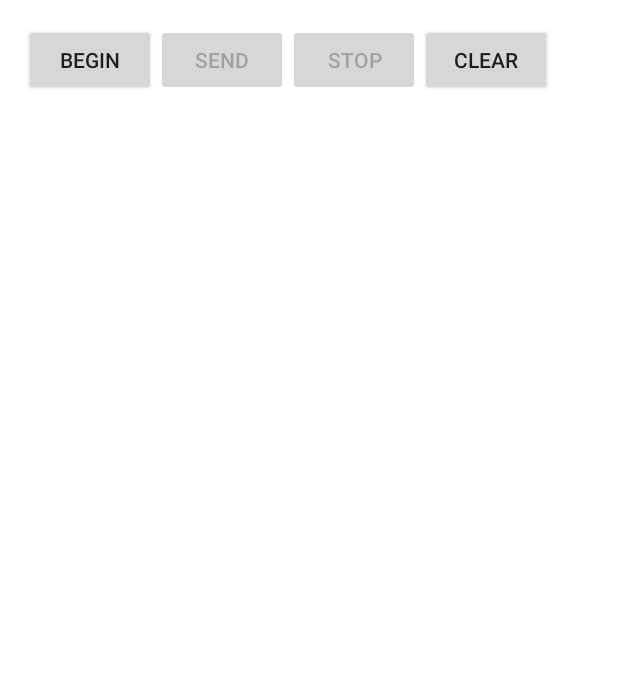
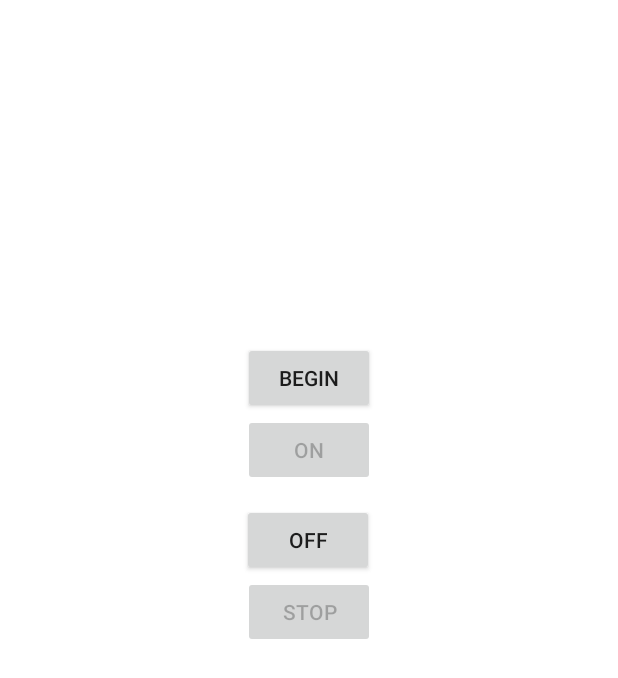
Before and after one commit to isheikh8492/Teensy-Android-LED-Converter, an Android app: the screen it shows after launch (MainActivity), on a phone screen of 412 x 824 dp. Shown: the top 678 px of the screen. Run offline under Robolectric (Android 15) with nearby library versions, the phone set to English and light mode, and no system bars; libraries missing offline, so code that uses them is left out: com.felhr.usbserial.

Commit message:
improved UI

```diff
--- a/app/src/main/java/com/example/arduinoandroidled/MainActivity.java
+++ b/app/src/main/java/com/example/arduinoandroidled/MainActivity.java
@@ -13,13 +13,14 @@ import android.os.Bundle;
 import android.util.Log;
 import android.view.View;
 import android.widget.Button;
-import android.widget.EditText;
+import java.util.Calendar;
 import android.widget.TextView;
 
 import com.felhr.usbserial.UsbSerialDevice;
 import com.felhr.usbserial.UsbSerialInterface;
 
 import java.io.UnsupportedEncodingException;
+import java.util.Date;
 import java.util.HashMap;
 import java.util.Map;
 
@@ -64,7 +65,8 @@ public class MainActivity extends Activity {
                             serialPort.setParity(UsbSerialInterface.PARITY_NONE);
                             serialPort.setFlowControl(UsbSerialInterface.FLOW_CONTROL_OFF);
                             serialPort.read(mCallback);
-                            tvAppend(textView,"Serial Connection Opened!\n");
+                            Date currentTime = Calendar.getInstance().getTime();
+                            tvAppend(textView,currentTime.toString() + ":Serial Connection Opened!\n");
 
                         } else {
                             Log.d("SERIAL", "PORT NOT OPEN");
@@ -151,7 +153,8 @@ public class MainActivity extends Activity {
     public void onClickStop(View view) {
         setUiEnabled(false);
         serialPort.close();
-        tvAppend(textView,"\nSerial Connection Closed! \n");
+        Date currentTime = Calendar.getInstance().getTime();
+        tvAppend(textView,"\n" + currentTime.toString() + ":Serial Connection Closed! \n");
 
     }
 
--- a/app/src/main/res/layout/activity_main.xml
+++ b/app/src/main/res/layout/activity_main.xml
@@ -1,53 +1,67 @@
-<RelativeLayout xmlns:android="http://schemas.android.com/apk/res/android"
-    xmlns:tools="http://schemas.android.com/tools" android:layout_width="match_parent"
-    android:layout_height="match_parent" android:paddingLeft="@dimen/activity_horizontal_margin"
+<androidx.constraintlayout.widget.ConstraintLayout xmlns:android="http://schemas.android.com/apk/res/android"
+    xmlns:app="http://schemas.android.com/apk/res-auto"
+    xmlns:tools="http://schemas.android.com/tools"
+    android:id="@+id/relativeLayout"
+    android:layout_width="match_parent"
+    android:layout_height="match_parent"
+    android:paddingLeft="@dimen/activity_horizontal_margin"
+    android:paddingTop="@dimen/activity_vertical_margin"
     android:paddingRight="@dimen/activity_horizontal_margin"
-    android:paddingTop="@dimen/activity_vertical_margin"
-    android:paddingBottom="@dimen/activity_vertical_margin" tools:context=".MainActivity">
+    android:paddingBottom="@dimen/activity_vertical_margin"
+    tools:context=".MainActivity">
 
 
     <Button
+        android:id="@+id/buttonStart"
         android:layout_width="wrap_content"
         android:layout_height="wrap_content"
+        android:layout_marginTop="212dp"
+        android:onClick="onClickStart"
         android:text="Begin"
-        android:id="@+id/buttonStart"
-        android:layout_alignParentLeft="true"
-        android:layout_alignParentStart="true"
-        android:onClick="onClickStart"/>
+        app:layout_constraintEnd_toEndOf="parent"
+        app:layout_constraintHorizontal_bias="0.501"
+        app:layout_constraintStart_toStartOf="parent"
+        app:layout_constraintTop_toTopOf="parent" />
 
     <Button
+        android:id="@+id/buttonSend"
         android:layout_width="wrap_content"
         android:layout_height="wrap_content"
-        android:text="Send"
-        android:id="@+id/buttonSend"
         android:onClick="onClickSend"
-        android:layout_toRightOf="@+id/buttonStart"
-        android:layout_toEndOf="@+id/buttonStart" />
+        android:text="ON"
+        app:layout_constraintEnd_toEndOf="parent"
+        app:layout_constraintStart_toStartOf="parent"
+        app:layout_constraintTop_toBottomOf="@+id/buttonStart" />
 
     <TextView
+        android:id="@+id/textView"
         android:layout_width="wrap_content"
         android:layout_height="wrap_content"
-        android:id="@+id/textView"
-        android:layout_below="@+id/buttonSend"
-        android:layout_alignParentLeft="true"
-        android:layout_alignParentStart="true"
-        android:layout_alignParentBottom="true" />
+        android:layout_marginStart="16dp"
+        app:layout_constraintBottom_toBottomOf="parent"
+        app:layout_constraintStart_toStartOf="parent"
+        app:layout_constraintTop_toTopOf="parent"
+        app:layout_constraintVertical_bias="0.022" />
 
     <Button
+        android:id="@+id/buttonStop"
         android:layout_width="wrap_content"
         android:layout_height="wrap_content"
+        android:onClick="onClickStop"
         android:text="Stop"
-        android:id="@+id/buttonStop"
-        android:layout_toRightOf="@+id/buttonSend"
-        android:layout_toEndOf="@+id/buttonSend"
-        android:onClick="onClickStop"/>
+        app:layout_constraintEnd_toEndOf="parent"
+        app:layout_constraintStart_toStartOf="parent"
+        app:layout_constraintTop_toBottomOf="@+id/buttonClear" />
 
     <Button
+        android:id="@+id/buttonClear"
         android:layout_width="wrap_content"
         android:layout_height="wrap_content"
-        android:text="Clear"
-        android:id="@+id/buttonClear"
-        android:layout_toRightOf="@+id/buttonStop"
-        android:layout_toEndOf="@+id/buttonStop"
-        android:onClick="onClickClear"/>
-</RelativeLayout>
+        android:layout_marginTop="12dp"
+        android:onClick="onClickClear"
+        android:text="OFF"
+        app:layout_constraintEnd_toEndOf="parent"
+        app:layout_constraintHorizontal_bias="0.498"
+        app:layout_constraintStart_toStartOf="parent"
+        app:layout_constraintTop_toBottomOf="@+id/buttonSend" />
+</androidx.constraintlayout.widget.ConstraintLayout>
```
